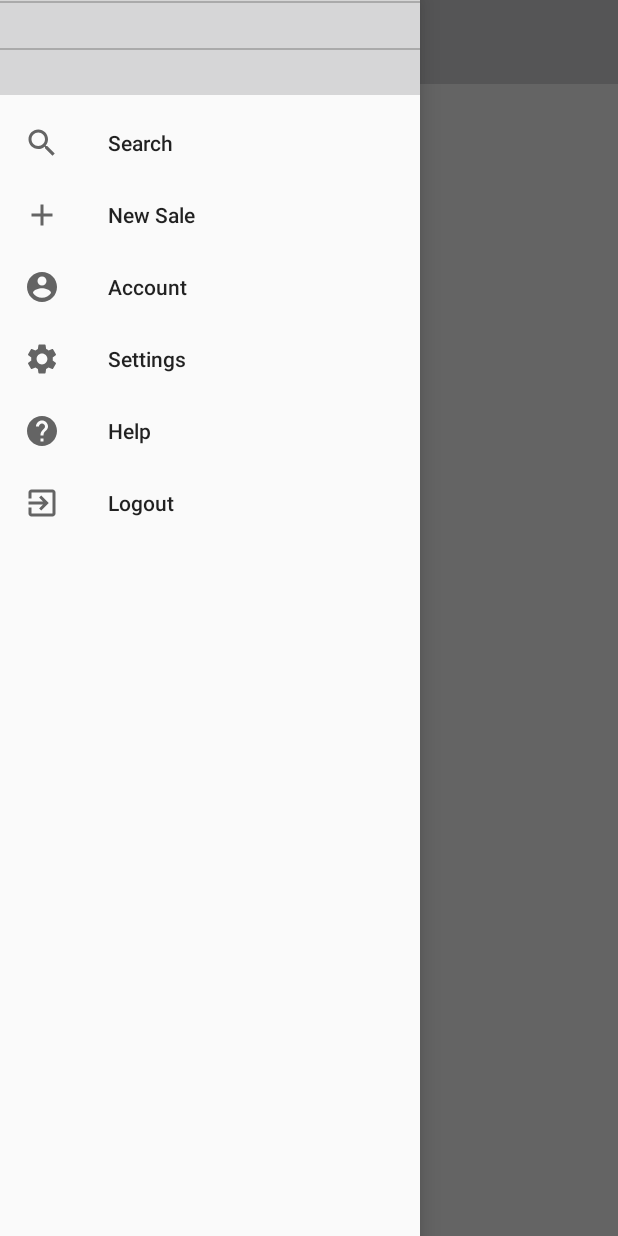
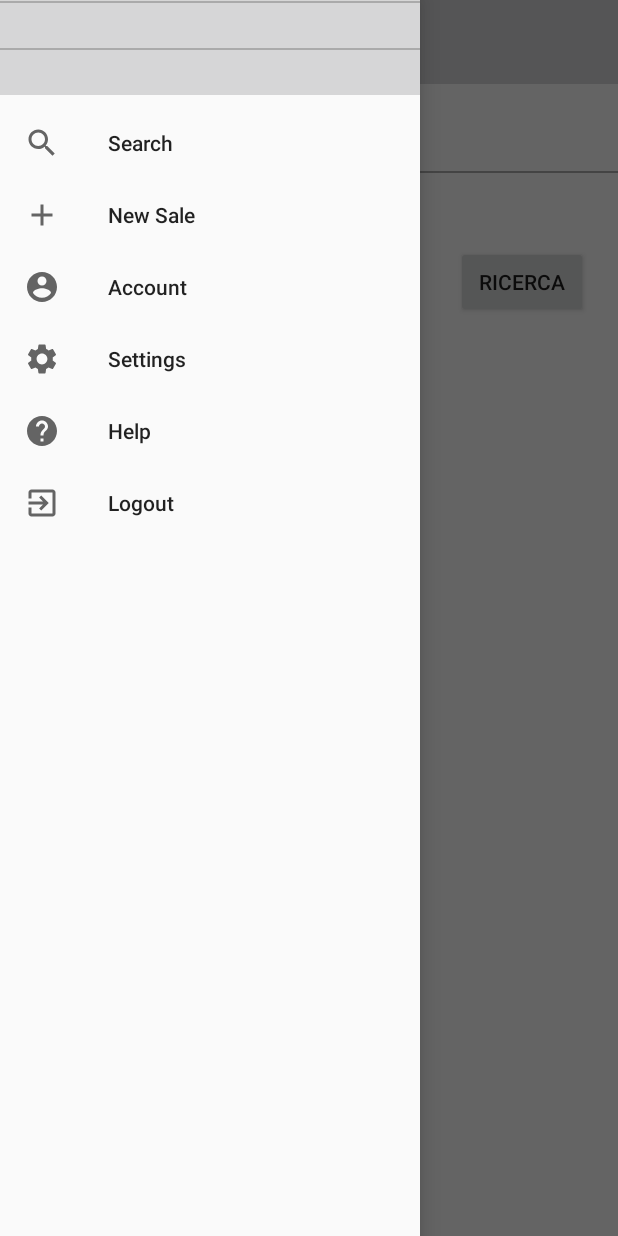
Before and after one commit to Hackompagnia2018/Android, an Android app: the SearchFragment screen opened directly, with no data from a screen before it, with the side drawer open, on a phone screen of 412 x 824 dp. Run offline under Robolectric (Android 15) with nearby library versions, the phone set to English and light mode, and no system bars; our stand-ins replace Picasso; network calls fail; pictures from the network do not load.

Commit message:
SearchFragment: code updates

```diff
--- a/app/src/main/java/com/federicobenedetti/res/SearchFragment.java
+++ b/app/src/main/java/com/federicobenedetti/res/SearchFragment.java
@@ -6,11 +6,12 @@ import android.support.v4.app.Fragment;
 import android.view.LayoutInflater;
 import android.view.View;
 import android.view.ViewGroup;
+import android.widget.AdapterView;
 import android.widget.ArrayAdapter;
 import android.widget.Spinner;
 
 
-public class SearchFragment extends Fragment {
+public class SearchFragment extends Fragment implements AdapterView.OnItemSelectedListener {
     private OnFragmentInteractionListener mListener;
 
 
@@ -41,9 +42,10 @@ public class SearchFragment extends Fragment {
         }
 
         Spinner spinner = v.findViewById(R.id.search_spinner);
+        spinner.setOnItemSelectedListener(this);
 
         ArrayAdapter<CharSequence> adapter = ArrayAdapter.createFromResource(v.getContext(),
-                R.array.item, android.R.layout.simple_spinner_item);
+                R.array.places, android.R.layout.simple_spinner_item);
 
         adapter.setDropDownViewResource(android.R.layout.simple_spinner_dropdown_item);
 
@@ -52,7 +54,6 @@ public class SearchFragment extends Fragment {
         return v;
 
     }
-
 
     public void onButtonPressed(Uri uri) {
         if (mListener != null) {
@@ -66,6 +67,16 @@ public class SearchFragment extends Fragment {
         mListener = null;
     }
 
+    @Override
+    public void onItemSelected(AdapterView<?> parent, View view, int position, long id) {
+
+    }
+
+    @Override
+    public void onNothingSelected(AdapterView<?> parent) {
+
+    }
+
     public interface OnFragmentInteractionListener {
         void onFragmentInteraction(Uri uri);
     }
--- a/app/src/main/res/layout/fragment_search.xml
+++ b/app/src/main/res/layout/fragment_search.xml
@@ -10,19 +10,30 @@
         android:id="@+id/searchview_fragment"
         android:layout_width="match_parent"
         android:layout_height="wrap_content"
-        android:paddingTop="10dp"></SearchView>
+        android:paddingTop="10dp" />
+
+    <View
+        android:layout_width="match_parent"
+        android:layout_height="1dp"
+        android:layout_below="@id/searchview_fragment"
+        android:background="@android:color/darker_gray" />
 
     <Spinner
         android:id="@+id/search_spinner"
         android:layout_width="wrap_content"
         android:layout_height="wrap_content"
-        android:layout_toEndOf="@id/searchview_fragment" />
+        android:layout_below="@id/searchview_fragment"
+        android:layout_marginLeft="20dp"
+        android:layout_marginTop="50dp" />
 
     <Button
         android:id="@+id/search_button"
         android:layout_width="wrap_content"
         android:layout_height="wrap_content"
-        android:layout_toEndOf="@id/search_spinner"
+        android:layout_below="@id/searchview_fragment"
+        android:layout_alignParentRight="true"
+        android:layout_marginTop="50dp"
+        android:layout_marginRight="20dp"
         android:text="Ricerca" />
 
 </RelativeLayout>
```
